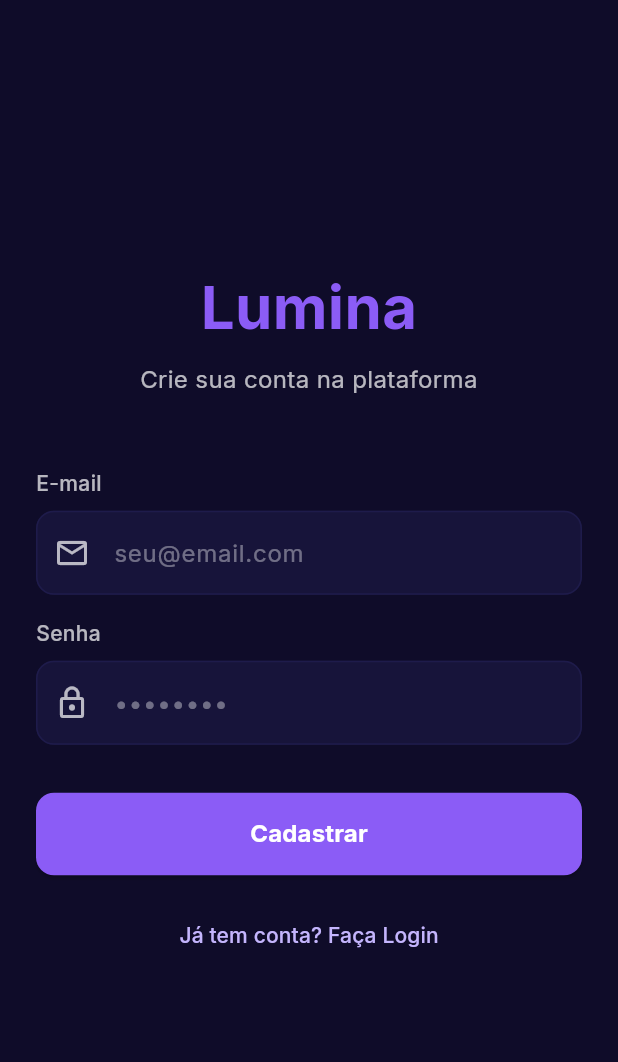
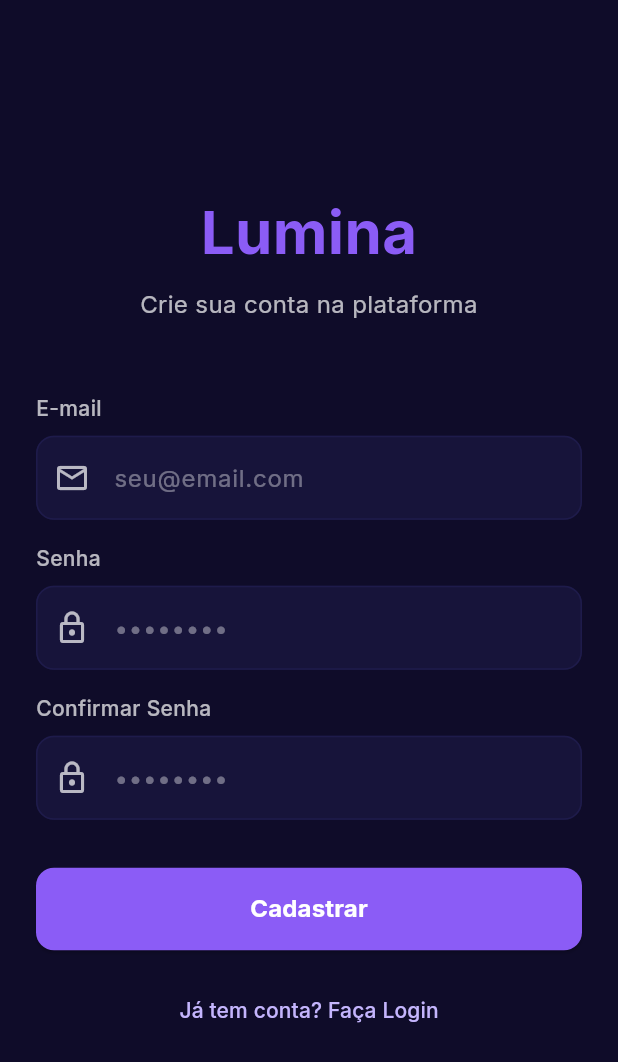
Before and after one commit to Tomate3181/streaming-flutter, a Flutter app: the screen it shows after launch, after a tap on "Não tem uma conta? Cadastre-se", on a phone screen of 412 x 824 dp. Shown: the top 1062 px of the screen. Run offline on Flutter 3.47's test engine with Material 3 defaults, Android fonts, the phone set to English and light mode, and no system bars; our stand-ins replace go_router, google_fonts, supabase_flutter; accounts and stored records are empty; network calls fail.

Commit message:
redirecionamento para o youtube adicionado; botao de voltar na pagina do video; input de confirmar senha no cadastro.

```diff
--- a/lib/core/router.dart
+++ b/lib/core/router.dart
@@ -33,12 +33,14 @@ final appRouter = GoRouter(
         final title = state.uri.queryParameters['title'] ?? '';
         final description = state.uri.queryParameters['description'] ?? '';
         final coverUrl = state.uri.queryParameters['cover_url'] ?? '';
+        final videoUrl = state.uri.queryParameters['video_url'] ?? '';
 
         return DetailsScreen(
           id: id,
           title: title,
           description: description,
           coverUrl: coverUrl,
+          videoUrl: videoUrl,
         );
       },
     ),
--- a/lib/screens/auth_screen.dart
+++ b/lib/screens/auth_screen.dart
@@ -15,10 +15,17 @@ class AuthScreen extends StatefulWidget {
 class _AuthScreenState extends State<AuthScreen> {
   final _emailController = TextEditingController();
   final _passwordController = TextEditingController();
+  final _confirmPasswordController = TextEditingController();
   bool _isLogin = true;
   bool _isLoading = false;
 
   Future<void> _authenticate() async {
+    if (!_isLogin && _passwordController.text != _confirmPasswordController.text) {
+      ScaffoldMessenger.of(context).showSnackBar(
+        const SnackBar(content: Text('As senhas não coincidem'), backgroundColor: AppColors.error),
+      );
+      return;
+    }
     setState(() => _isLoading = true);
     try {
       if (_isLogin) {
@@ -54,6 +61,7 @@ class _AuthScreenState extends State<AuthScreen> {
   void dispose() {
     _emailController.dispose();
     _passwordController.dispose();
+    _confirmPasswordController.dispose();
     super.dispose();
   }
 
@@ -99,6 +107,16 @@ class _AuthScreenState extends State<AuthScreen> {
                   isPassword: true,
                   prefixIcon: Icons.lock_outline,
                 ),
+                if (!_isLogin) ...[
+                  const SizedBox(height: 16),
+                  CustomTextField(
+                    label: 'Confirmar Senha',
+                    hint: '••••••••',
+                    controller: _confirmPasswordController,
+                    isPassword: true,
+                    prefixIcon: Icons.lock_outline,
+                  ),
+                ],
                 const SizedBox(height: 32),
                 CustomButton(
                   text: _isLogin ? 'Entrar' : 'Cadastrar',
--- a/lib/screens/favorites_screen.dart
+++ b/lib/screens/favorites_screen.dart
@@ -84,6 +84,7 @@ class _FavoritesScreenState extends State<FavoritesScreen> {
                       'title': video['title'],
                       'description': video['description'],
                       'cover_url': video['cover_url'],
+                      'video_url': video['video_url'] ?? '',
                     },
                   );
                 },
--- a/lib/screens/history_screen.dart
+++ b/lib/screens/history_screen.dart
@@ -82,6 +82,7 @@ class _HistoryScreenState extends State<HistoryScreen> {
                       'title': video['title'],
                       'description': video['description'],
                       'cover_url': video['cover_url'],
+                      'video_url': video['video_url'] ?? '',
                     },
                   );
                 },
--- a/lib/screens/home_screen.dart
+++ b/lib/screens/home_screen.dart
@@ -88,6 +88,7 @@ class _HomeScreenState extends State<HomeScreen> {
                     title: video['title'],
                     description: video['description'],
                     coverUrl: video['cover_url'],
+                    videoUrl: video['video_url'] ?? '',
                   );
                 },
               );
--- a/lib/widgets/video_card.dart
+++ b/lib/widgets/video_card.dart
@@ -7,6 +7,7 @@ class VideoCard extends StatelessWidget {
   final String title;
   final String description;
   final String coverUrl;
+  final String videoUrl;
 
   const VideoCard({
     super.key,
@@ -14,19 +15,21 @@ class VideoCard extends StatelessWidget {
     required this.title,
     required this.description,
     required this.coverUrl,
+    required this.videoUrl,
   });
 
   @override
   Widget build(BuildContext context) {
     return GestureDetector(
       onTap: () {
-        context.goNamed(
+        context.pushNamed(
           'details',
           pathParameters: {'id': id.toString()},
           queryParameters: {
             'title': title,
             'description': description,
             'cover_url': coverUrl,
+            'video_url': videoUrl,
           },
         );
       },
--- a/pubspec.yaml
+++ b/pubspec.yaml
@@ -37,6 +37,8 @@ dependencies:
   supabase_flutter: ^2.8.0
   google_fonts: ^6.2.0
   go_router: ^14.2.0
+  youtube_player_flutter: ^9.1.3
+  url_launcher: ^6.3.2
 
 dev_dependencies:
   flutter_test:
```
Also changed, not shown: lib/screens/details_screen.dart (+18 -0 lines), pubspec.lock, 3 other files.
